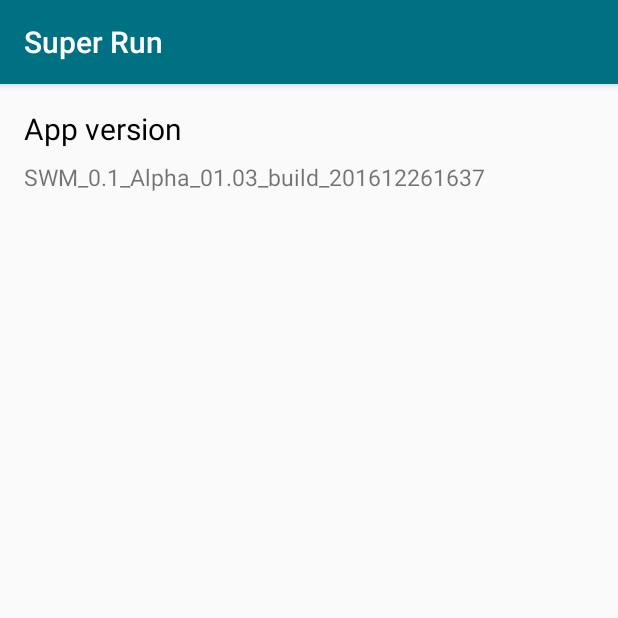
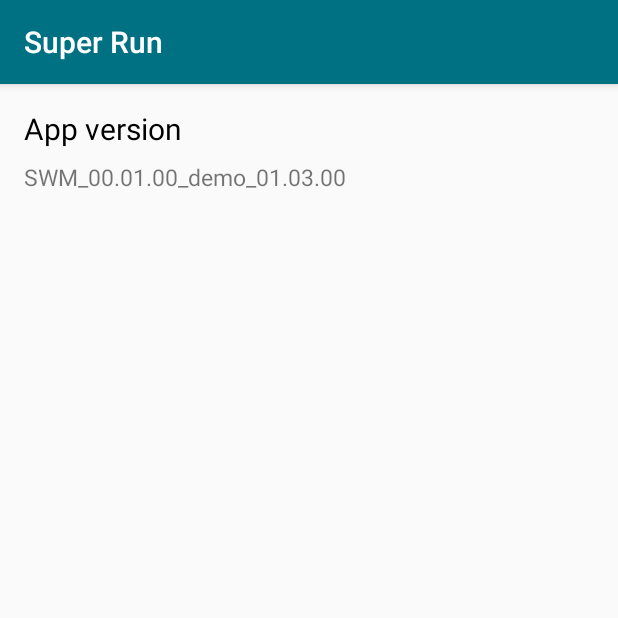
Before and after one commit to shower929/ecg, an Android app: the AppInfoActivity screen opened directly, with no data from a screen before it, on a phone screen of 412 x 824 dp, the top half of it. Run offline under Robolectric (Android 15) with nearby library versions, the phone set to English and light mode, and no system bars.

Commit message:
Demo 1.3

```diff
--- a/app/src/main/res/layout/activity_app_info.xml
+++ b/app/src/main/res/layout/activity_app_info.xml
@@ -21,7 +21,7 @@
         android:id="@+id/swm_app_version"
         android:layout_height="wrap_content"
         android:layout_width="wrap_content"
-        android:text="SWM_0.1_Alpha_01.03_build_201612261637"
+        android:text="SWM_00.01.00_demo_01.03.00"
         android:textSize="15dp"
         android:layout_below="@id/swm_app_version_label"
         android:layout_marginTop="8dp"
```
Also changed, not shown: app/src/main/java/com/swm/core/FrequencyActivity.java (+5 -5 lines).
